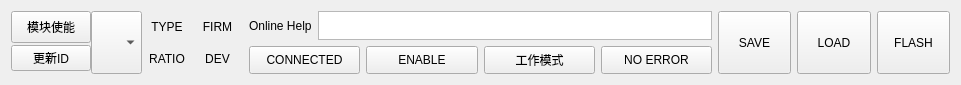
longhao666/2008020501lhNewMrapi, file Bottom/bottom.ui: the form before one commit.
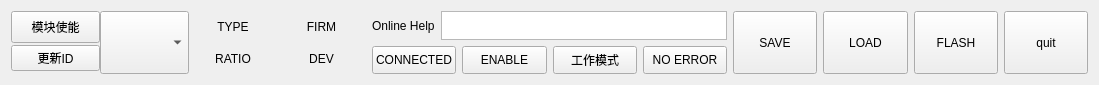
The form after the commit.

```diff
--- a/Bottom/bottom.ui
+++ b/Bottom/bottom.ui
@@ -6,16 +6,14 @@
    <rect>
     <x>0</x>
     <y>0</y>
-    <width>961</width>
+    <width>1099</width>
     <height>85</height>
    </rect>
   </property>
   <property name="windowTitle">
    <string>Bottom</string>
   </property>
-  <layout class="QHBoxLayout" name="horizontalLayout_5">
-   <item>
-    <layout class="QHBoxLayout" name="horizontalLayout_4" stretch="1,2,1">
+  <layout class="QHBoxLayout" name="horizontalLayout_4">
      <item>
       <layout class="QGridLayout" name="gridLayout">
        <property name="spacing">
@@ -518,7 +516,37 @@
          </property>
         </widget>
        </item>
-      </layout>
+     <item>
+      <widget class="QPushButton" name="btnQuit">
+       <property name="sizePolicy">
+        <sizepolicy hsizetype="Expanding" vsizetype="Expanding">
+         <horstretch>1</horstretch>
+         <verstretch>6</verstretch>
+        </sizepolicy>
+       </property>
+       <property name="minimumSize">
+        <size>
+         <width>1</width>
+         <height>1</height>
+        </size>
+       </property>
+       <property name="font">
+        <font>
+         <pointsize>9</pointsize>
+         <weight>50</weight>
+         <bold>false</bold>
+        </font>
+       </property>
+       <property name="mouseTracking">
+        <bool>true</bool>
+       </property>
+       <property name="toolTip">
+        <string>&lt;html&gt;&lt;head/&gt;&lt;body&gt;&lt;p&gt;写入Flash&lt;/p&gt;&lt;/body&gt;&lt;/html&gt;</string>
+       </property>
+       <property name="text">
+        <string>quit</string>
+       </property>
+      </widget>
      </item>
     </layout>
    </item>
```
Left out of the diff: 1 changed line with no effect on the pictures. Lines whose indentation alone changed are shown as unchanged.
